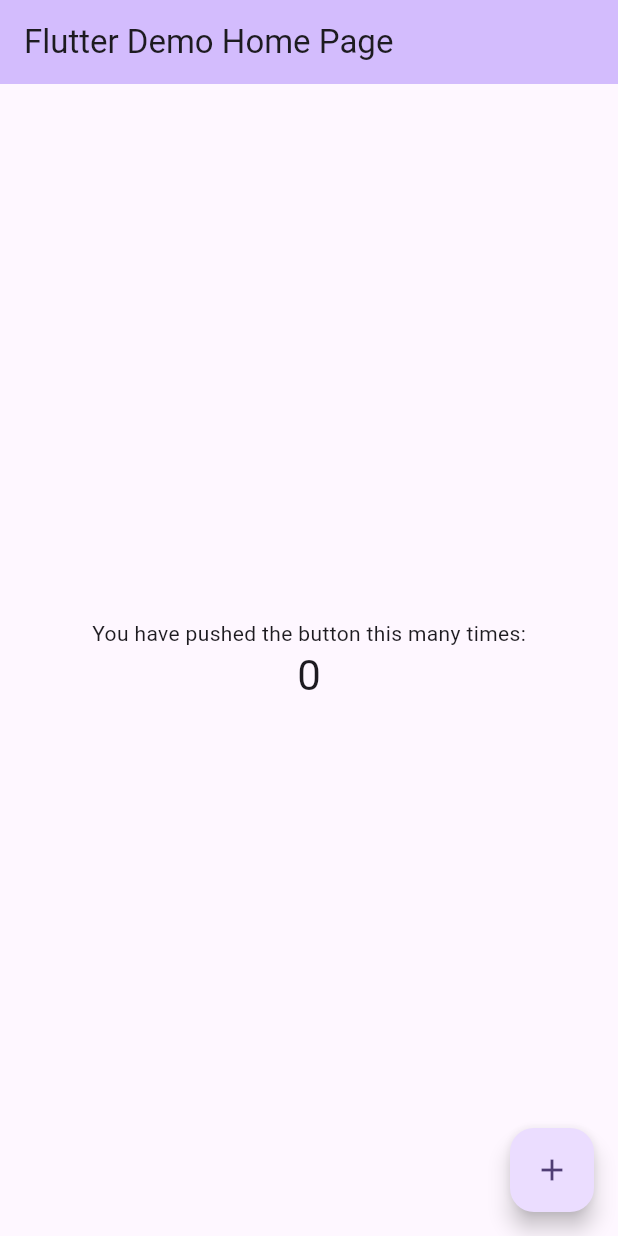
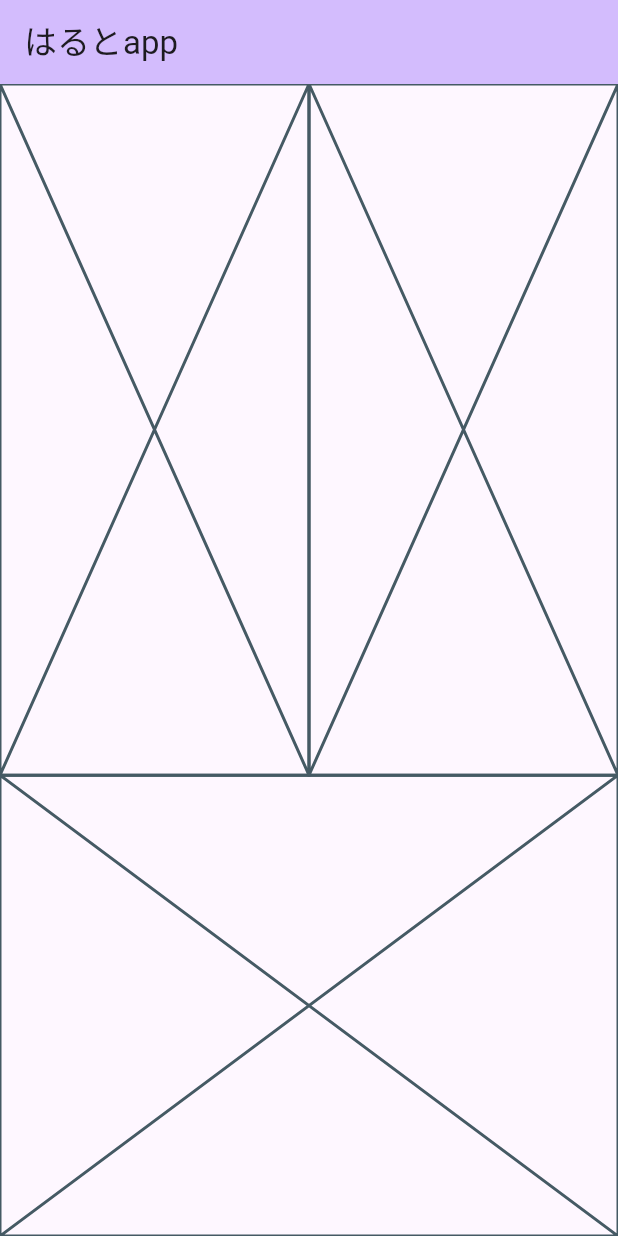
Before and after one commit to Yoshiharu-0422/sdj26, a Flutter app: the screen it shows after launch, on a phone screen of 412 x 824 dp. Run offline on Flutter 3.47's test engine with Material 3 defaults, Android fonts, the phone set to English and light mode, and no system bars.

Commit message:
Update UI

```diff
--- a/sdjapp1/lib/main.dart
+++ b/sdjapp1/lib/main.dart
@@ -15,7 +15,7 @@
 
         colorScheme: .fromSeed(seedColor: Colors.deepPurple),
       ),
-      home: const MyHomePage(title: 'Flutter Demo Home Page'),
+      home: const MyHomePage(title: 'はるとapp'),
     );
   }
 }
@@ -46,22 +46,18 @@
         backgroundColor: Theme.of(context).colorScheme.inversePrimary,
         title: Text(widget.title),
       ),
-      body: Center(
-        child: Column(
-          mainAxisAlignment: .center,
-          children: [
-            const Text('You have pushed the button this many times:'),
-            Text(
-              '$_counter',
-              style: Theme.of(context).textTheme.headlineMedium,
-            ),
-          ],
-        ),
-      ),
-      floatingActionButton: FloatingActionButton(
-        onPressed: _incrementCounter,
-        tooltip: 'Increment',
-        child: const Icon(Icons.add),
+      body: Column(
+        children: [
+          Expanded(flex:3,
+          child:Row(
+            children:[
+              Expanded(child:Placeholder()),
+              Expanded(child:Placeholder())
+              ]
+              )
+              ),
+          Expanded(flex:2, child: Placeholder()),
+        ],
       ),
     );
   }
```
